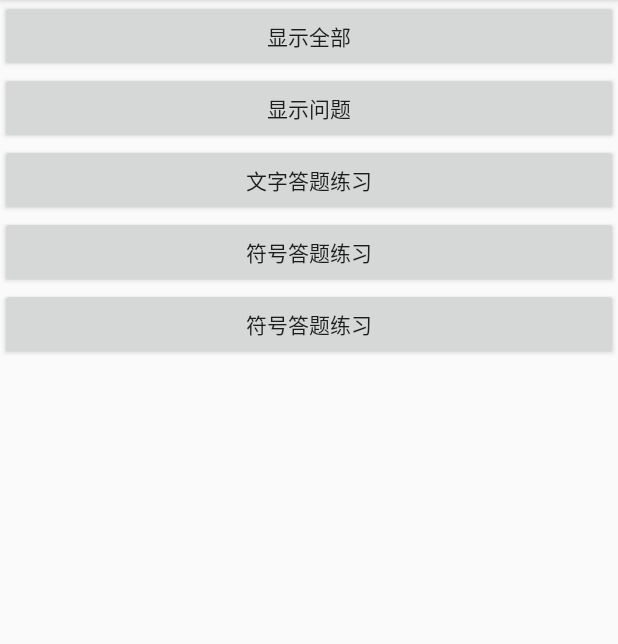
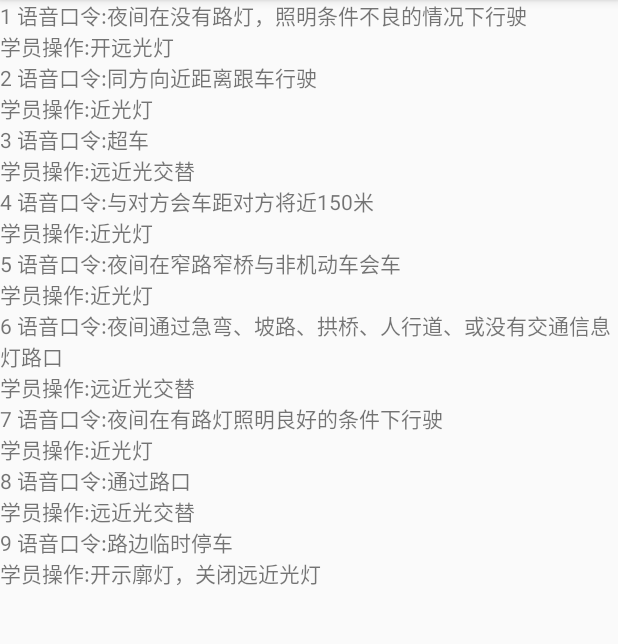
Before and after one commit to wangaijun/TestLighting, an Android app: the screen it shows after launch (MainActivity before the commit, PrintAllActivity after it), after a tap on "显示全部", on a phone screen of 412 x 824 dp, the part 84-728 px from its top. Run offline under Robolectric (Android 15) with nearby library versions, the phone set to English and light mode, and no system bars.

Commit message:
显示全部

```diff
--- a/app/build.gradle
+++ b/app/build.gradle
@@ -8,7 +8,7 @@ android {
     compileSdkVersion 28
     defaultConfig {
         applicationId "com.example.administrator.testlighting"
-        minSdkVersion 23
+        minSdkVersion 24
         targetSdkVersion 28
         versionCode 1
         versionName "1.0"
@@ -24,7 +24,7 @@ android {
 
 dependencies {
     implementation fileTree(dir: 'libs', include: ['*.jar'])
-    implementation"org.jetbrains.kotlin:kotlin-stdlib-jdk7:$kotlin_version"
+    implementation "org.jetbrains.kotlin:kotlin-stdlib-jdk7:$kotlin_version"
     implementation 'com.android.support.constraint:constraint-layout:1.1.3'
     testImplementation 'junit:junit:4.12'
     androidTestImplementation 'com.android.support.test:runner:1.0.2'
--- a/app/src/main/AndroidManifest.xml
+++ b/app/src/main/AndroidManifest.xml
@@ -11,10 +11,12 @@
             android:theme="@style/AppTheme">
         <activity android:name=".MainActivity">
             <intent-filter>
-                <action android:name="android.intent.action.MAIN" />
+                <action android:name="android.intent.action.MAIN"/>
 
-                <category android:name="android.intent.category.LAUNCHER" />
+                <category android:name="android.intent.category.LAUNCHER"/>
             </intent-filter>
+        </activity>
+        <activity android:name=".PrintAllActivity">
         </activity>
     </application>
 
--- /dev/null
+++ b/app/src/main/java/com/example/administrator/testlighting/Data.kt
@@ -0,0 +1,22 @@
+package com.example.administrator.testlighting
+
+object Data{
+    val map = mapOf(
+        "夜间在没有路灯，照明条件不良的情况下行驶" to "开远光灯",
+        "同方向近距离跟车行驶" to "近光灯",
+        "超车" to "远近光交替",
+        "与对方会车距对方将近150米" to "近光灯",
+        "夜间在窄路窄桥与非机动车会车" to "近光灯",
+        "夜间通过急弯、坡路、拱桥、人行道、或没有交通信息灯路口" to "远近光交替",
+        "夜间在有路灯照明良好的条件下行驶" to "近光灯",
+        "通过路口" to "远近光交替",
+        "路边临时停车" to "开示廓灯，关闭远近光灯"
+    )
+
+    val map2 = mapOf(
+        "近光灯" to "0",
+        "开远光灯" to "1",
+        "远近光交替" to "1010",
+        "开示廓灯，关闭远近光灯" to "-1"
+    )
+}
--- a/app/src/main/java/com/example/administrator/testlighting/MainActivity.kt
+++ b/app/src/main/java/com/example/administrator/testlighting/MainActivity.kt
@@ -1,6 +1,7 @@
 package com.example.administrator.testlighting
 
 import android.app.Activity
+import android.content.Intent
 import android.os.Bundle
 import kotlinx.android.synthetic.main.activity_main.*
 
@@ -14,7 +15,7 @@ class MainActivity : Activity() {
     }
 
     private fun setViewsListener() {
-        btnPrintAll.setOnClickListener{}
+        btnPrintAll.setOnClickListener{startActivity(Intent(this,PrintAllActivity::class.java))}
         btnPrintQuestion.setOnClickListener{}
         btnUseWordsAnswerQuestion.setOnClickListener{}
         btnUseNumberAnswerQuestion.setOnClickListener{}
--- /dev/null
+++ b/app/src/main/java/com/example/administrator/testlighting/PrintAllActivity.kt
@@ -0,0 +1,24 @@
+package com.example.administrator.testlighting
+
+import android.app.Activity
+import android.os.Bundle
+import kotlinx.android.synthetic.main.activity_print_all.*
+
+class PrintAllActivity : Activity() {
+
+    override fun onCreate(savedInstanceState: Bundle?) {
+        super.onCreate(savedInstanceState)
+        setContentView(R.layout.activity_print_all)
+
+        printAll(Data.map)
+    }
+
+    private fun printAll(map: Map<String, String>) {
+        var i = 0
+        map.forEach { t, u ->
+            i++
+            tv.append("$i 语音口令:$t\n")
+            tv.append("学员操作:$u\n")
+        }
+    }
+}
--- /dev/null
+++ b/app/src/main/res/layout/activity_print_all.xml
@@ -0,0 +1,14 @@
+<?xml version="1.0" encoding="utf-8"?>
+<ScrollView
+        xmlns:android="http://schemas.android.com/apk/res/android"
+        xmlns:tools="http://schemas.android.com/tools"
+        xmlns:app="http://schemas.android.com/apk/res-auto"
+        android:layout_width="match_parent"
+        android:layout_height="match_parent"
+        tools:context=".PrintAllActivity">
+    <TextView
+            android:id="@+id/tv"
+            android:layout_width="match_parent"
+            android:layout_height="wrap_content"/>
+
+</ScrollView>
```
Lines whose indentation alone changed are shown as unchanged.
